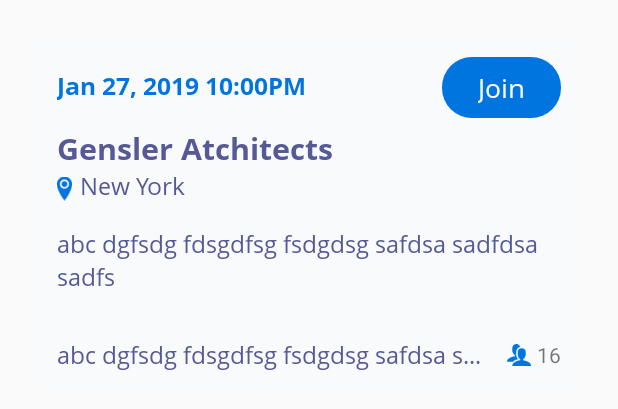
After one commit to truongngoclinh/ochabot, an Android app: the layout view_event_item.xml on its own in the app's theme, with its tools: preview values and no code run, on a phone screen of 412 x 824 dp. The commit adds this screen. Shown: the top 409 px of the screen. Run offline under Robolectric (Android 15) with nearby library versions, the phone set to English and light mode, and no system bars.

Commit message:
add event page

```diff
--- a/app/src/main/AndroidManifest.xml
+++ b/app/src/main/AndroidManifest.xml
@@ -32,5 +32,9 @@
         <activity
                 android:name=".lunch.OrderingActivity"
                 android:screenOrientation="portrait"/>
+
+        <activity
+                android:name=".event.EventsActivity"
+                android:screenOrientation="portrait"/>
     </application>
 </manifest>
--- a/app/src/main/java/vn/ochabot/seaconnect/MainActivity.kt
+++ b/app/src/main/java/vn/ochabot/seaconnect/MainActivity.kt
@@ -12,6 +12,7 @@ class MainActivity : BaseActivity() {
 
     override fun onCreate(savedInstanceState: Bundle?) {
         super.onCreate(savedInstanceState)
+        appComponent.inject(this)
         val user = User("1", "nhutlm", "Le\nMinh Nhut", "minhnhut.le@ocha.vn", "0968373869")
 
         findViewById<TextView>(R.id.user_name).text = user.fullName
@@ -25,7 +26,7 @@ class MainActivity : BaseActivity() {
         }
 
         findViewById<View>(R.id.event_menu).setOnClickListener {
-            //Todo
+            navigator.openEventsActivity(this)
         }
 
         findViewById<View>(R.id.setting_menu).setOnClickListener {
--- a/app/src/main/java/vn/ochabot/seaconnect/core/Navigator.kt
+++ b/app/src/main/java/vn/ochabot/seaconnect/core/Navigator.kt
@@ -4,6 +4,7 @@ import android.app.Activity
 import android.content.Intent
 import vn.ochabot.seaconnect.R
 import vn.ochabot.seaconnect.core.base.BaseActivity
+import vn.ochabot.seaconnect.event.EventsActivity
 import vn.ochabot.seaconnect.lunch.LunchActivity
 import javax.inject.Inject
 
@@ -19,4 +20,9 @@ class Navigator @Inject constructor() {
         activity.startActivity(Intent(activity, LunchActivity::class.java))
         activityTransitionSlide(activity)
     }
+
+    fun openEventsActivity(activity: BaseActivity) {
+        activity.startActivity(Intent(activity, EventsActivity::class.java))
+        activityTransitionSlide(activity)
+    }
 }
--- a/app/src/main/java/vn/ochabot/seaconnect/core/base/BaseActivity.kt
+++ b/app/src/main/java/vn/ochabot/seaconnect/core/base/BaseActivity.kt
@@ -28,6 +28,7 @@ abstract class BaseActivity : AppCompatActivity() {
     lateinit var viewModelFactory: ViewModelProvider.Factory
     @Inject
     lateinit var navigator: Navigator
+
     private lateinit var loadingAnimation: Animation
 
     val appComponent: AppComponent by lazy(mode = LazyThreadSafetyMode.NONE) {
--- /dev/null
+++ b/app/src/main/res/drawable/oc_bg_event_item.xml
@@ -0,0 +1,9 @@
+<?xml version="1.0" encoding="utf-8"?>
+<selector xmlns:android="http://schemas.android.com/apk/res/android">
+    <item>
+        <shape android:shape="rectangle">
+            <corners android:radius="10dp"/>
+            <solid android:color="@color/bg_menu_cell"/>
+        </shape>
+    </item>
+</selector>
--- /dev/null
+++ b/app/src/main/res/drawable/oc_bg_join_btn.xml
@@ -0,0 +1,9 @@
+<?xml version="1.0" encoding="utf-8"?>
+<selector xmlns:android="http://schemas.android.com/apk/res/android">
+    <item>
+        <shape android:shape="rectangle">
+            <corners android:radius="20dp"/>
+            <solid android:color="@color/primary_button_normal"/>
+        </shape>
+    </item>
+</selector>
--- /dev/null
+++ b/app/src/main/res/layout/view_event_item.xml
@@ -0,0 +1,112 @@
+<?xml version="1.0" encoding="utf-8"?>
+<RelativeLayout xmlns:android="http://schemas.android.com/apk/res/android"
+                xmlns:tools="http://schemas.android.com/tools"
+                android:layout_width="match_parent"
+                android:layout_height="wrap_content"
+                android:layout_margin="24dp"
+                android:padding="14dp"
+                android:background="@drawable/oc_bg_event_item"
+                android:clickable="true">
+
+    <TextView
+            android:id="@+id/event_time"
+            android:layout_width="0dp"
+            style="@style/sea_text_bold.16"
+            android:layout_height="wrap_content"
+            android:layout_alignParentStart="true"
+            android:layout_marginTop="8dp"
+            android:layout_marginBottom="8dp"
+            android:textColor="@color/primary_button_normal"
+            tools:text="Jan 27, 2019 10:00PM"
+            android:layout_toStartOf="@id/join_btn"/>
+
+    <TextView
+            android:id="@+id/join_btn"
+            android:layout_width="wrap_content"
+            android:layout_height="wrap_content"
+            android:paddingStart="24dp"
+            android:paddingEnd="24dp"
+            android:paddingTop="8dp"
+            android:paddingBottom="8dp"
+            tools:text="@string/label_join"
+            android:background="@drawable/oc_bg_join_btn"
+            style="@style/sea_text.18"
+            android:textAlignment="center"
+            android:layout_alignParentEnd="true"
+            android:textColor="@color/white"/>
+
+    <TextView
+            android:id="@+id/event_name"
+            android:layout_width="wrap_content"
+            style="@style/sea_text_bold.16"
+            android:layout_height="wrap_content"
+            android:layout_alignParentStart="true"
+            android:layout_marginTop="8dp"
+            android:textSize="20sp"
+            tools:text="Gensler Atchitects"
+            android:layout_below="@id/event_time"
+    />
+    <ImageView android:layout_width="10dp"
+               android:id="@+id/event_location_icon"
+               android:layout_height="10dp"
+               android:layout_marginTop="3dp"
+               android:layout_alignBottom="@id/event_location"
+               android:src="@drawable/location2"
+               android:layout_below="@id/event_name"
+               android:layout_alignParentStart="true"/>
+
+    <TextView
+            android:id="@+id/event_location"
+            android:layout_width="wrap_content"
+            style="@style/sea_text.16"
+            android:layout_height="wrap_content"
+            tools:text="New York"
+            android:layout_marginStart="5dp"
+            android:layout_toEndOf="@id/event_location_icon"
+            android:layout_below="@id/event_name"/>
+
+    <TextView
+            android:id="@+id/event_detail"
+            android:layout_width="wrap_content"
+            style="@style/sea_text.16"
+            android:layout_marginTop="16dp"
+            android:layout_below="@id/event_location"
+            tools:text="abc dgfsdg fdsgdfsg fsdgdsg safdsa sadfdsa sadfs"
+            android:layout_height="wrap_content"/>
+
+    <TextView
+            android:id="@+id/event_host"
+            android:layout_width="0dp"
+            style="@style/sea_text.16"
+            android:layout_marginTop="30dp"
+            android:singleLine="true"
+            android:ellipsize="end"
+            android:layout_toStartOf="@id/event_user_icon"
+            android:layout_alignParentStart="true"
+            android:layout_below="@id/event_detail"
+            android:layout_marginEnd="14dp"
+            tools:text="abc dgfsdg fdsgdfsg fsdgdsg safdsa sadfdsa sadfs"
+            android:layout_height="wrap_content"/>
+
+    <ImageView android:layout_width="16dp"
+               android:id="@+id/event_user_icon"
+               android:layout_height="0dp"
+               android:layout_alignBottom="@id/event_host"
+               android:src="@drawable/users"
+               android:layout_marginTop="30dp"
+               android:layout_toStartOf="@id/event_member_num"
+               android:layout_below="@id/event_detail"
+               android:layout_marginEnd="4dp"/>
+
+    <TextView
+            android:id="@+id/event_member_num"
+            android:layout_width="wrap_content"
+            android:layout_height="0dp"
+            android:layout_alignParentEnd="true"
+            android:layout_marginTop="30dp"
+            android:gravity="center"
+            android:layout_below="@id/event_detail"
+            android:layout_alignBottom="@id/event_host"
+            tools:text="16"/>
+
+</RelativeLayout>
--- a/app/src/main/res/values/strings.xml
+++ b/app/src/main/res/values/strings.xml
@@ -11,4 +11,6 @@
     <string name="label_sea_challenges">Sea Challenges</string>
     <string name="label_sea_events">Sea Events</string>
     <string name="label_sea_setting">Settings</string>
+    <string name="label_join">Join</string>
+    <string name="label_joined">Joined</string>
 </resources>
--- a/app/src/main/res/values/styles_text.xml
+++ b/app/src/main/res/values/styles_text.xml
@@ -24,6 +24,7 @@
 
     <style name="sea_text">
         <item name="android:fontFamily">@font/opensans_regular</item>
+        <item name="android:textColor">@color/text_dark</item>
     </style>
 
     <style name="sea_text.12">
@@ -44,6 +45,7 @@
 
     <style name="sea_text_semibold">
         <item name="android:fontFamily">@font/opensans_semibold</item>
+        <item name="android:textColor">@color/text_dark</item>
     </style>
 
     <style name="sea_text_semibold.12">
@@ -64,6 +66,7 @@
 
     <style name="sea_text_light">
         <item name="android:fontFamily">@font/opensans_light</item>
+        <item name="android:textColor">@color/text_dark</item>
     </style>
 
     <style name="sea_text_light.12">
@@ -84,6 +87,7 @@
 
     <style name="sea_text_bold">
         <item name="android:fontFamily">@font/opensans_bold</item>
+        <item name="android:textColor">@color/text_dark</item>
     </style>
 
     <style name="sea_text_bold.12">
```
Also changed, not shown: app/src/main/java/vn/ochabot/seaconnect/event/EventsActivity.kt (added, +149 -0 lines), app/src/main/java/vn/ochabot/seaconnect/model/Event.kt (added, +27 -0 lines), app/src/main/res/drawable/oc_bg_joined_btn.xml (added, +9 -0 lines), app/src/main/res/layout/activity_event.xml (added, +22 -0 lines), app/src/main/res/layout/activity_main.xml (+9 -6 lines), app/src/main/res/drawable/location2.png (added), app/src/main/res/drawable/users.png (added).
